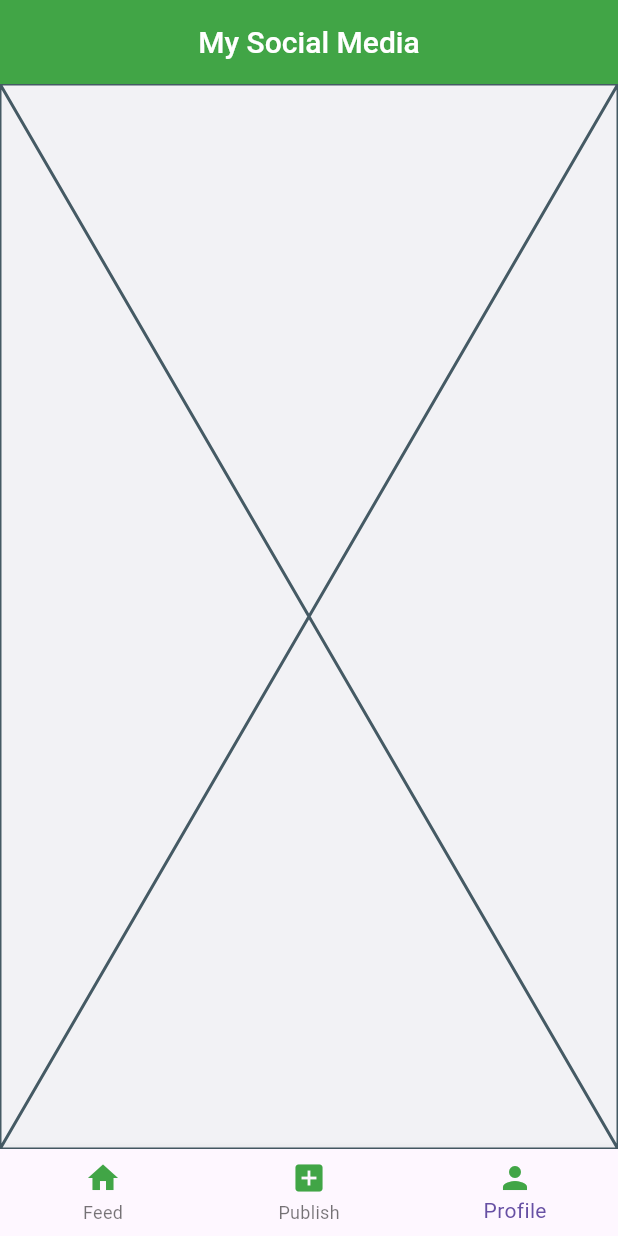
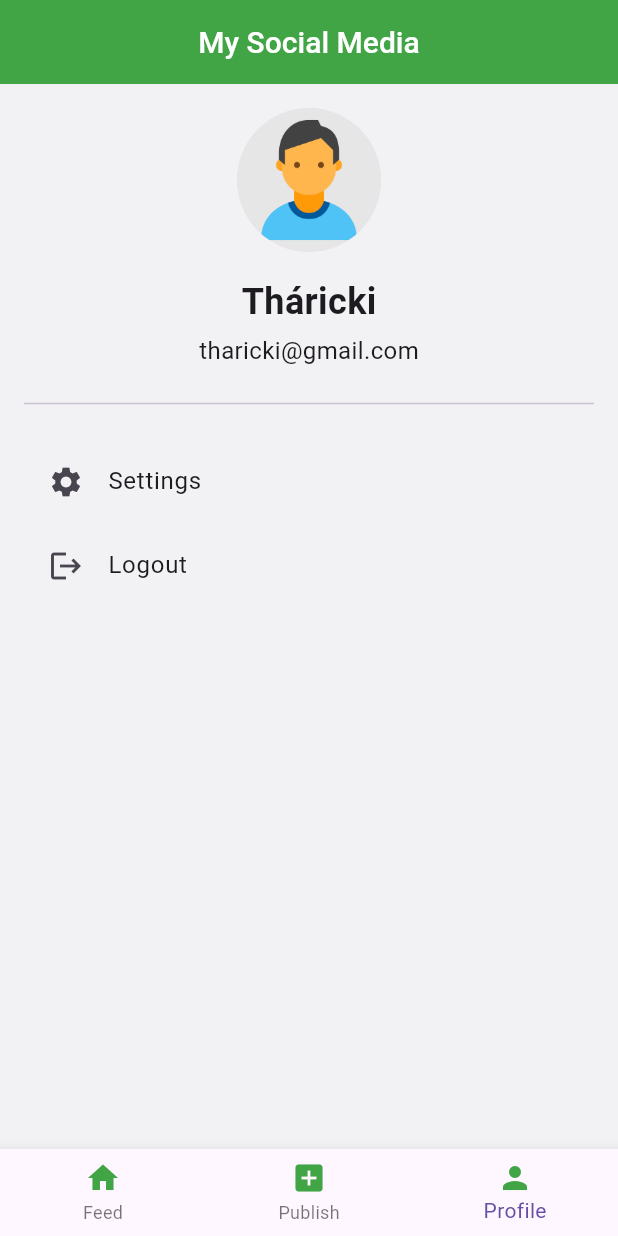
Before and after one commit to tharicki/tharicki_demo_project, a Flutter app: the screen it shows after launch, item 3 of the bottom bar chosen, on a phone screen of 412 x 824 dp. Run offline on Flutter 3.47's test engine with Material 3 defaults, Android fonts, the phone set to English and light mode, and no system bars; our stand-ins replace dio, flutter_bloc, get_it, injectable.

Commit message:
finishing the profile page

```diff
--- a/lib/core/presentation/pages/base_page.dart
+++ b/lib/core/presentation/pages/base_page.dart
@@ -7,7 +7,7 @@ import 'package:tharicki_demo_project/core/utils/strings.dart';
 import 'package:tharicki_demo_project/feed/presentation/cubit/feed_cubit.dart';
 import 'package:tharicki_demo_project/feed/presentation/pages/feed_page.dart';
 import 'package:tharicki_demo_project/profile/presentation/cubit/profile_cubit.dart';
-import 'package:tharicki_demo_project/profile/presentation/profile_page.dart';
+import 'package:tharicki_demo_project/profile/presentation/pages/profile_page.dart';
 import 'package:tharicki_demo_project/publishment/presentation/cubit/publish_cubit.dart';
 import 'package:tharicki_demo_project/publishment/presentation/pages/publish_page.dart';
 
--- a/lib/core/utils/strings.dart
+++ b/lib/core/utils/strings.dart
@@ -1,3 +1,5 @@
 class Strings {
   static const String appTitle = "My Social Media";
+  static const String settings = "Settings";
+  static const String logout = "Logout";
 }
--- a/lib/profile/presentation/cubit/profile_cubit.dart
+++ b/lib/profile/presentation/cubit/profile_cubit.dart
@@ -10,5 +10,8 @@ class ProfileCubit extends Cubit<ProfileState> {
 
   Future<void> fetchProfile() async {
     emit(ProfileLoading());
+
+    // Here is where you would call the repository and return all the data from user
+    // to emit the success state and show on page
   }
 }
--- /dev/null
+++ b/lib/profile/presentation/pages/profile_page.dart
@@ -0,0 +1,65 @@
+import 'package:flutter/material.dart';
+import 'package:tharicki_demo_project/core/theme/app_sizes.dart';
+import 'package:tharicki_demo_project/core/utils/strings.dart';
+
+class ProfilePage extends StatefulWidget {
+  const ProfilePage({super.key});
+
+  @override
+  State<ProfilePage> createState() => _ProfilePageState();
+}
+
+class _ProfilePageState extends State<ProfilePage> {
+  @override
+  Widget build(BuildContext context) {
+    return Padding(
+      padding: const EdgeInsets.all(AppSizes.md),
+      child: Column(
+        children: [
+          const CircleAvatar(
+            radius: AppSizes.xxl,
+            backgroundImage: AssetImage(
+              'assets/images/user_avatar.png',
+            ),
+          ),
+          const SizedBox(height: AppSizes.md),
+          const Text(
+            // this name would be fetched from the user data
+            'Tháricki',
+            style: TextStyle(
+              fontSize: AppSizes.lg,
+              fontWeight: FontWeight.bold,
+            ),
+          ),
+          const SizedBox(height: AppSizes.xs),
+          const Text(
+            // this email would be fetched from the user data
+            'tharicki@gmail.com',
+            style: TextStyle(
+              fontSize: AppSizes.md,
+              fontWeight: FontWeight.w400,
+            ),
+          ),
+          const Padding(
+            padding: EdgeInsets.symmetric(vertical: AppSizes.md),
+            child: Divider(),
+          ),
+          ListTile(
+            leading: const Icon(Icons.settings),
+            title: const Text(Strings.settings),
+            onTap: () {
+              // Navigate to settings page
+            },
+          ),
+          ListTile(
+            leading: const Icon(Icons.logout),
+            title: const Text(Strings.logout),
+            onTap: () {
+              // Log out the user
+            },
+          ),
+        ],
+      ),
+    );
+  }
+}
--- a/lib/profile/presentation/profile_page.dart
+++ /dev/null
@@ -1,15 +0,0 @@
-import 'package:flutter/material.dart';
-
-class ProfilePage extends StatefulWidget {
-  const ProfilePage({super.key});
-
-  @override
-  State<ProfilePage> createState() => _ProfilePageState();
-}
-
-class _ProfilePageState extends State<ProfilePage> {
-  @override
-  Widget build(BuildContext context) {
-    return const Placeholder();
-  }
-}
--- a/pubspec.yaml
+++ b/pubspec.yaml
@@ -25,3 +25,6 @@ dev_dependencies:
 
 flutter:
   uses-material-design: true
+
+  assets:
+    - assets/images/user_avatar.png
```
Also changed, not shown: assets/images/user_avatar.png (added).
